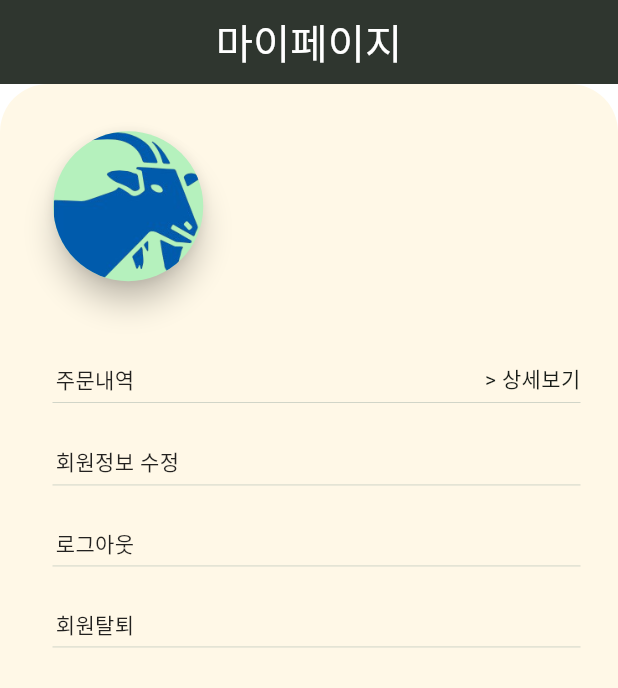
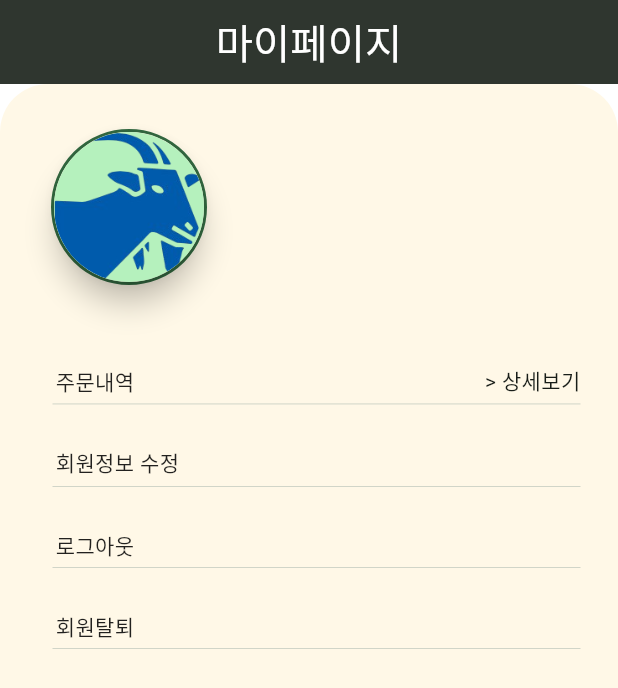
Before and after one commit to ALSDlab/birthday_presents_web_app, a Flutter app: the ProfilePage screen opened directly with empty values, on a phone screen of 412 x 824 dp. Shown: the top 688 px of the screen. Run offline on Flutter 3.47's test engine with Material 3 defaults, Android fonts, the phone set to English and light mode, and no system bars; drawn by our look-alikes of avatar_glow; our stand-ins replace badges, bootstrap_icons, cached_network_image, cloud_firestore, connectivity_plus, firebase_auth and 9 more; missing offline and left inert: bootpay, daum_postcode_search, kpostal_web, vitality; accounts and stored records are empty; generated files the repository leaves out were written again; Roboto replaces fonts that are missing (Jalnan, Kopub).

Commit message:
feat: 프로필 페이지 UI 에서 사진찍기 기능 구현.

```diff
--- a/lib/view/page/profile_page/profile_page.dart
+++ b/lib/view/page/profile_page/profile_page.dart
@@ -24,7 +24,7 @@ class _ProfilePageState extends State<ProfilePage> {
 
   @override
   Widget build(BuildContext context) {
-    final _imageSize = MediaQuery.of(context).size.width / 4;
+    final imageSize = MediaQuery.of(context).size.width / 6;
     return Scaffold(
       appBar: AppBar(
         automaticallyImplyLeading: false,
@@ -62,8 +62,15 @@ class _ProfilePageState extends State<ProfilePage> {
                           if (_pickedFile == null)
                             Container(
                               constraints: BoxConstraints(
-                                minHeight: _imageSize,
-                                minWidth: _imageSize,
+                                minHeight: imageSize,
+                                minWidth: imageSize,
+                              ),
+                              decoration: BoxDecoration(
+                                shape: BoxShape.circle,
+                                border: Border.all(
+                                    width: 2,
+                                    color:
+                                        Theme.of(context).colorScheme.primary),
                               ),
                               child: GestureDetector(
                                 onTap: () {
@@ -71,7 +78,8 @@ class _ProfilePageState extends State<ProfilePage> {
                                 },
                                 child: Center(
                                   child: AvatarGlow(
-                                    startDelay: const Duration(milliseconds: 1000),
+                                    startDelay:
+                                        const Duration(milliseconds: 1000),
                                     glowColor: Colors.red,
                                     glowShape: BoxShape.circle,
                                     animate: true,
@@ -94,20 +102,43 @@ class _ProfilePageState extends State<ProfilePage> {
                               ),
                             )
                           else
-                            Center(
-                              child: Container(
-                                width: _imageSize,
-                                height: _imageSize,
-                                decoration: BoxDecoration(
-                                  shape: BoxShape.circle,
-                                  border: Border.all(
-                                      width: 2,
-                                      color: Theme.of(context)
-                                          .colorScheme
-                                          .primary),
-                                  image: DecorationImage(
-                                      image: FileImage(File(_pickedFile!.path)),
-                                      fit: BoxFit.cover),
+                            Container(
+                              constraints: BoxConstraints(
+                                minHeight: imageSize,
+                                minWidth: imageSize,
+                              ),
+                              decoration: BoxDecoration(
+                                shape: BoxShape.circle,
+                                border: Border.all(
+                                    width: 2,
+                                    color:
+                                    Theme.of(context).colorScheme.primary),
+                              ),
+                              child: GestureDetector(
+                                onTap: () {
+                                  _showBottomSheet();
+                                },
+                                child: Center(
+                                  child: AvatarGlow(
+                                    startDelay:
+                                        const Duration(milliseconds: 1000),
+                                    glowColor: Colors.red,
+                                    glowShape: BoxShape.circle,
+                                    animate: true,
+                                    curve: Curves.fastOutSlowIn,
+                                    glowCount: 3,
+                                    glowRadiusFactor: 0.2,
+                                    child: Material(
+                                      elevation: 8.0,
+                                      shape: const CircleBorder(),
+                                      color: Colors.transparent,
+                                      child: CircleAvatar(
+                                        backgroundImage:
+                                            FileImage(File(_pickedFile!.path)),
+                                        radius: 50.0,
+                                      ),
+                                    ),
+                                  ),
                                 ),
                               ),
                             ),
@@ -325,7 +356,7 @@ class _ProfilePageState extends State<ProfilePage> {
         await ImagePicker().pickImage(source: ImageSource.gallery);
     if (pickedFile != null) {
       setState(() {
-        _pickedFile = _pickedFile;
+        _pickedFile = pickedFile;
       });
     } else {
       if (kDebugMode) {
```
